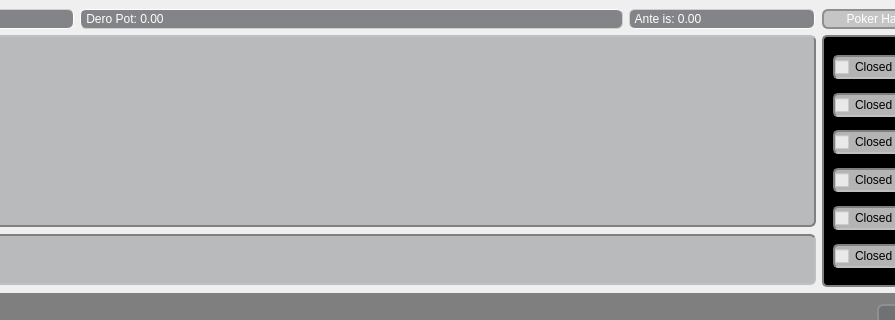
First picture: the form in FiveCardDraw/mainwindow.ui, repository SixofClubsss/Dero-Poker-Table, before the edit; both pictures show x 173 to 1068 and y 0 to 320 of the 1261 by 744 pixel window.
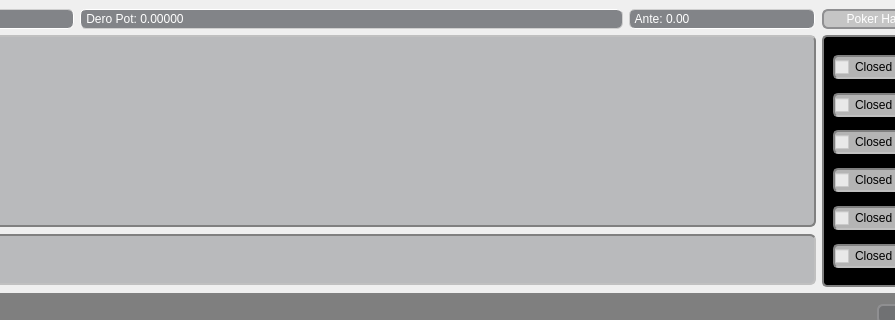
Second picture: the form after the edit. Icons and pictures are not drawn.

```diff
--- a/FiveCardDraw/mainwindow.ui
+++ b/FiveCardDraw/mainwindow.ui
@@ -226,7 +226,7 @@
        <string> Dero Pot: </string>
       </property>
       <property name="decimals">
-       <number>2</number>
+       <number>5</number>
       </property>
       <property name="maximum">
        <double>1000000000000000000.000000000000000</double>
@@ -270,7 +270,7 @@
        <enum>QAbstractSpinBox::NoButtons</enum>
       </property>
       <property name="prefix">
-       <string> Ante is: </string>
+       <string> Ante: </string>
       </property>
       <property name="maximum">
        <double>1200.000000000000000</double>
```
